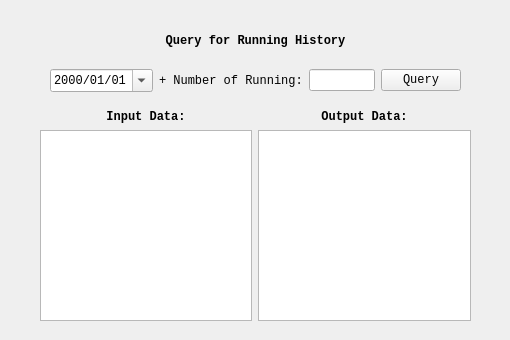
SimonCqk/Photon_Propagation_Simulation, file mainwidgets/history.ui: the form before one commit.
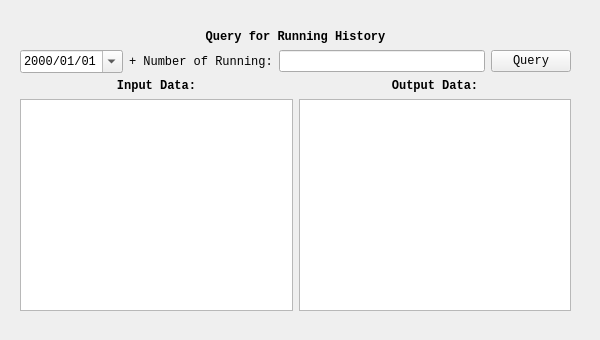
The form after the commit.

What changed in the file:
```diff
--- a/mainwidgets/history.ui
+++ b/mainwidgets/history.ui
@@ -6,22 +6,25 @@
    <rect>
     <x>0</x>
     <y>0</y>
-    <width>510</width>
+    <width>600</width>
     <height>340</height>
    </rect>
   </property>
   <property name="windowTitle">
    <string>Form</string>
   </property>
-  <widget class="QLabel" name="label">
+  <widget class="QWidget" name="">
    <property name="geometry">
     <rect>
-     <x>140</x>
+     <x>20</x>
      <y>30</y>
-     <width>231</width>
-     <height>21</height>
+     <width>551</width>
+     <height>281</height>
     </rect>
    </property>
+   <layout class="QVBoxLayout" name="verticalLayout">
+    <item>
+     <widget class="QLabel" name="label">
    <property name="font">
     <font>
      <family>Consolas</family>
@@ -36,15 +39,8 @@
     <set>Qt::AlignCenter</set>
    </property>
   </widget>
-  <widget class="QWidget" name="horizontalLayoutWidget">
-   <property name="geometry">
-    <rect>
-     <x>50</x>
-     <y>60</y>
-     <width>411</width>
-     <height>41</height>
-    </rect>
-   </property>
+    </item>
+    <item>
    <layout class="QHBoxLayout" name="horizontalLayout">
     <item>
      <widget class="QDateEdit" name="dateEdit">
@@ -98,16 +94,8 @@
      </widget>
     </item>
    </layout>
-  </widget>
-  <widget class="QWidget" name="layoutWidget">
-   <property name="geometry">
-    <rect>
-     <x>40</x>
-     <y>110</y>
-     <width>431</width>
-     <height>211</height>
-    </rect>
-   </property>
+    </item>
+    <item>
    <layout class="QGridLayout" name="DataShowLayout">
     <item row="0" column="0">
      <widget class="QLabel" name="label_3">
@@ -160,6 +148,8 @@
        </font>
       </property>
      </widget>
+      </item>
+     </layout>
     </item>
    </layout>
   </widget>
```
Lines whose indentation alone changed are shown as unchanged.
